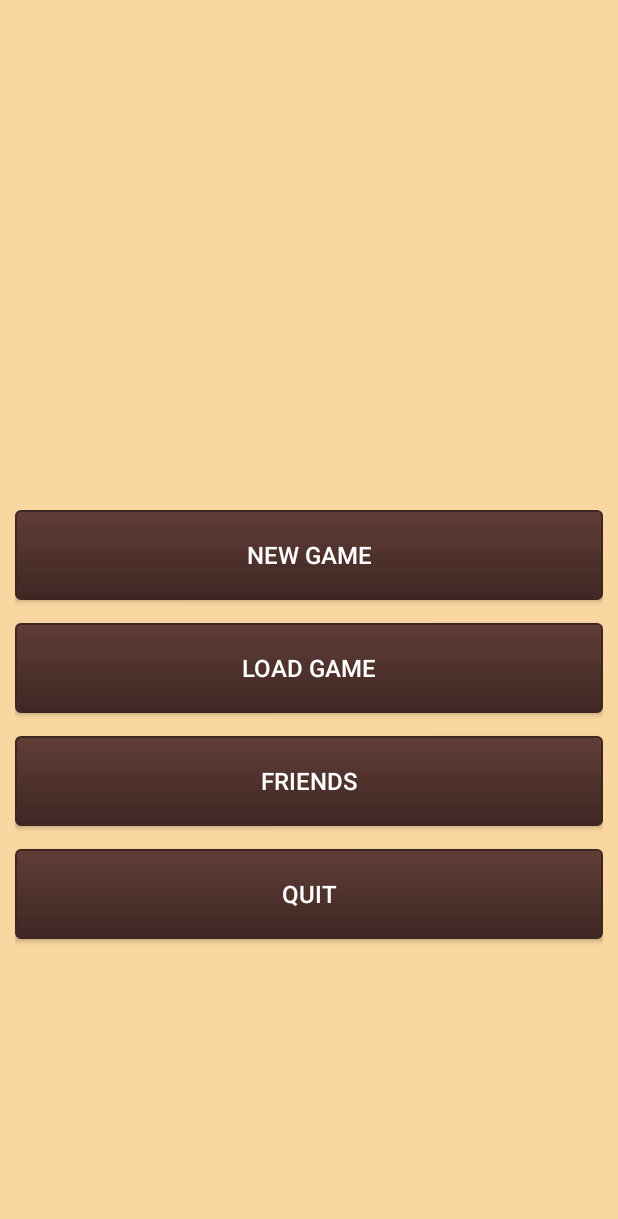
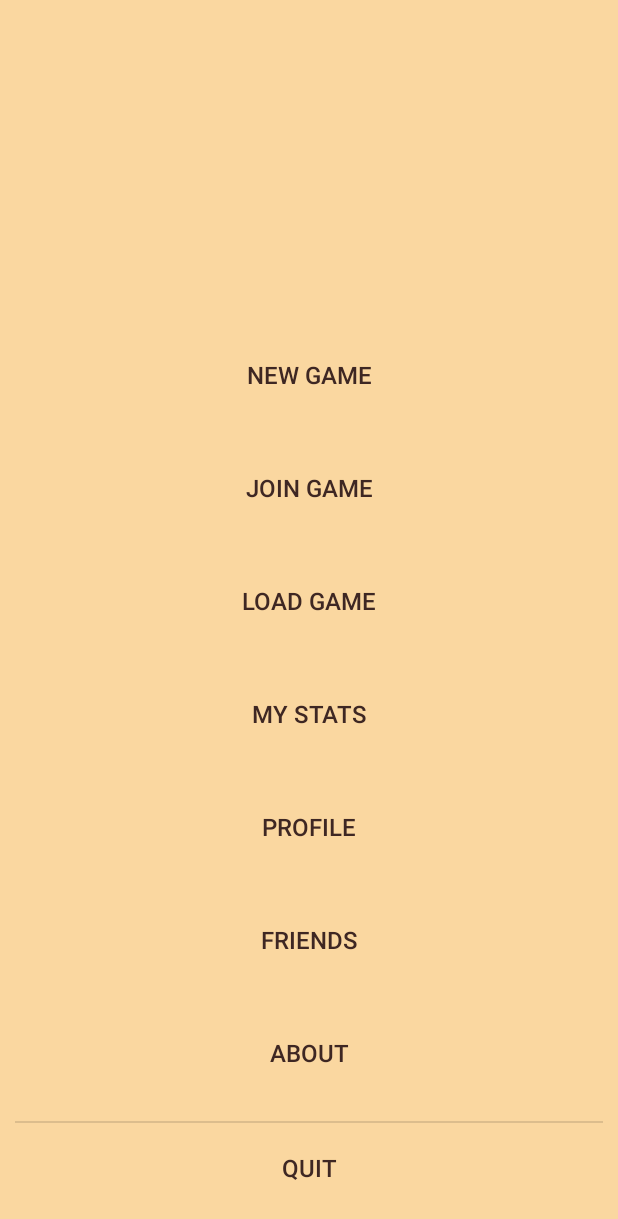
Before and after one commit to koger23/LevelCounterApp, an Android app: the MainMenuActivity screen opened directly, with no data from a screen before it, on a phone screen of 412 x 824 dp. Shown: the top 1219 px of the screen. Run offline under Robolectric (Android 15) with nearby library versions, the phone set to English and light mode, and no system bars; network calls fail.

Commit message:
feat(*): add personal stats

```diff
--- a/app/src/main/AndroidManifest.xml
+++ b/app/src/main/AndroidManifest.xml
@@ -26,6 +26,7 @@
         <activity android:name=".StatisticsActivity" />
         <activity android:name=".UsersActivity" />
         <activity android:name=".PendingRequestActivity" />
+        <activity android:name=".PersonalStatisticsActivity" />
     </application>
 
 </manifest>
--- a/app/src/main/java/com/kogero/levelcounter/FriendsActivity.kt
+++ b/app/src/main/java/com/kogero/levelcounter/FriendsActivity.kt
@@ -48,8 +48,6 @@ class FriendsActivity : AppCompatActivity(), AdapterView.OnItemClickListener {
 
     override fun onCreate(savedInstanceState: Bundle?) {
         super.onCreate(savedInstanceState)
-        window.decorView.systemUiVisibility = View.SYSTEM_UI_FLAG_FULLSCREEN
-        actionBar?.hide()
         setContentView(R.layout.activity_friends)
 
         val btnSearch = findViewById<ImageButton>(R.id.btnSearch)
--- a/app/src/main/java/com/kogero/levelcounter/MainMenuActivity.kt
+++ b/app/src/main/java/com/kogero/levelcounter/MainMenuActivity.kt
@@ -11,9 +11,12 @@ import kotlin.system.exitProcess
 class MainMenuActivity : AppCompatActivity() {
     override fun onCreate(savedInstanceState: Bundle?) {
         super.onCreate(savedInstanceState)
-        window.decorView.systemUiVisibility = View.SYSTEM_UI_FLAG_FULLSCREEN
-        actionBar?.hide()
         setContentView(R.layout.activity_mainmenu)
+
+        val btnStat = findViewById<Button>(R.id.btnMyStats)
+        btnStat.setOnClickListener {
+            val intent = Intent(this, PersonalStatisticsActivity::class.java)
+            startActivity(intent)}
 
         val btnFriends = findViewById<Button>(R.id.btnFriends)
         btnFriends.setOnClickListener {
@@ -23,19 +26,11 @@ class MainMenuActivity : AppCompatActivity() {
         btnQuit.setOnClickListener {quitMsg()}
     }
 
-    override fun onResume() {
-        super.onResume()
-        window.decorView.systemUiVisibility = View.SYSTEM_UI_FLAG_FULLSCREEN
-        actionBar?.hide()
-    }
-
     override fun onBackPressed() {
         quitMsg()
     }
 
     private fun quitMsg() {
-        window.decorView.systemUiVisibility = View.SYSTEM_UI_FLAG_FULLSCREEN
-        actionBar?.hide()
         AlertDialog.Builder(this)
             .setIcon(android.R.drawable.ic_dialog_alert)
             .setTitle("Quit")
--- a/app/src/main/java/com/kogero/levelcounter/PendingRequestActivity.kt
+++ b/app/src/main/java/com/kogero/levelcounter/PendingRequestActivity.kt
@@ -27,8 +27,6 @@ class PendingRequestActivity : AppCompatActivity(), AdapterView.OnItemClickListe
 
     override fun onCreate(savedInstanceState: Bundle?) {
         super.onCreate(savedInstanceState)
-        window.decorView.systemUiVisibility = View.SYSTEM_UI_FLAG_FULLSCREEN
-        actionBar?.hide()
         setContentView(R.layout.activity_pending_requests)
 
         val recyclerView = findViewById<RecyclerView>(R.id.rv_user_list)
--- a/app/src/main/java/com/kogero/levelcounter/StatisticsActivity.kt
+++ b/app/src/main/java/com/kogero/levelcounter/StatisticsActivity.kt
@@ -18,8 +18,6 @@ class StatisticsActivity : AppCompatActivity() {
 
     override fun onCreate(savedInstanceState: Bundle?) {
         super.onCreate(savedInstanceState)
-        window.decorView.systemUiVisibility = View.SYSTEM_UI_FLAG_FULLSCREEN
-        actionBar?.hide()
         setContentView(R.layout.actitvity_playerstat)
 
         val userName = intent.extras.getString("USERNAME")
--- a/app/src/main/java/com/kogero/levelcounter/UsersActivity.kt
+++ b/app/src/main/java/com/kogero/levelcounter/UsersActivity.kt
@@ -42,8 +42,6 @@ open class UsersActivity : AppCompatActivity(), AdapterView.OnItemClickListener
 
     override fun onCreate(savedInstanceState: Bundle?) {
         super.onCreate(savedInstanceState)
-        window.decorView.systemUiVisibility = View.SYSTEM_UI_FLAG_FULLSCREEN
-        actionBar?.hide()
         setContentView(R.layout.acitvity_users)
 
         val recyclerView = findViewById<RecyclerView>(R.id.rv_user_list)
--- a/app/src/main/java/com/kogero/levelcounter/service/ApiInterface.kt
+++ b/app/src/main/java/com/kogero/levelcounter/service/ApiInterface.kt
@@ -43,4 +43,7 @@ interface ApiInterface {
 
     @PUT("user/requests/{relationshipId}/dismiss")
     fun dismissRequest(@Path("relationshipId") relationshipId: Int): Call<ResponseBody>
+
+    @GET("statistics/userstats")
+    fun getPersonalStats(): Call<Statistics>
 }
--- a/app/src/main/res/layout/activity_mainmenu.xml
+++ b/app/src/main/res/layout/activity_mainmenu.xml
@@ -10,50 +10,94 @@
     <LinearLayout
         android:layout_width="match_parent"
         android:layout_height="wrap_content"
-        android:layout_alignParentTop="true"
         android:layout_alignParentBottom="true"
-        android:layout_marginTop="330dp"
-        android:layout_marginBottom="9dp"
+        android:layout_marginBottom="0dp"
         android:orientation="vertical">
 
         <Button
             android:id="@+id/btnNewGame"
+            style="@style/Widget.AppCompat.Button.Borderless"
             android:layout_width="match_parent"
             android:layout_height="60dp"
             android:layout_marginBottom="15dp"
-            android:background="@drawable/button_profile"
             android:text="New Game"
-            android:textColor="@color/white"
+            android:textColor="@color/munchkinBrown"
+            android:textSize="16sp" />
+
+        <Button
+            android:id="@+id/btnJoinGame"
+            style="@style/Widget.AppCompat.Button.Borderless"
+            android:layout_width="match_parent"
+            android:layout_height="60dp"
+            android:layout_marginBottom="15dp"
+            android:text="Join Game"
+            android:textColor="@color/munchkinBrown"
             android:textSize="16sp" />
 
         <Button
             android:id="@+id/btnLoadGame"
+            style="@style/Widget.AppCompat.Button.Borderless"
             android:layout_width="match_parent"
             android:layout_height="60dp"
             android:layout_marginBottom="15dp"
-            android:background="@drawable/button_profile"
             android:text="Load Game"
-            android:textColor="@color/white"
+            android:textColor="@color/munchkinBrown"
+            android:textSize="16sp" />
+
+        <Button
+            android:id="@+id/btnMyStats"
+            style="@style/Widget.AppCompat.Button.Borderless"
+            android:layout_width="match_parent"
+            android:layout_height="60dp"
+            android:layout_marginBottom="15dp"
+            android:text="My Stats"
+            android:textColor="@color/munchkinBrown"
+            android:textSize="16sp" />
+
+        <Button
+            android:id="@+id/btnProfile"
+            style="@style/Widget.AppCompat.Button.Borderless"
+            android:layout_width="match_parent"
+            android:layout_height="60dp"
+            android:layout_marginBottom="15dp"
+            android:text="Profile"
+            android:textColor="@color/munchkinBrown"
             android:textSize="16sp" />
 
         <Button
             android:id="@+id/btnFriends"
+            style="@style/Widget.AppCompat.Button.Borderless"
             android:layout_width="match_parent"
             android:layout_height="60dp"
             android:layout_marginBottom="15dp"
-            android:background="@drawable/button_profile"
             android:text="Friends"
-            android:textColor="@color/white"
+            android:textColor="@color/munchkinBrown"
             android:textSize="16sp" />
 
         <Button
-            android:id="@+id/btnQuit"
+            android:id="@+id/btnAbout"
+            style="@style/Widget.AppCompat.Button.Borderless"
             android:layout_width="match_parent"
             android:layout_height="60dp"
             android:layout_marginBottom="15dp"
-            android:background="@drawable/button_profile"
+            android:text="About"
+            android:textColor="@color/munchkinBrown"
+            android:textSize="16sp" />
+
+        <View
+            android:id="@+id/divider2"
+            android:layout_width="match_parent"
+            android:layout_height="1dp"
+            android:background="?android:attr/listDivider" />
+
+        <Button
+            android:id="@+id/btnQuit"
+            style="@style/Widget.AppCompat.Button.Borderless"
+            android:layout_width="match_parent"
+            android:layout_height="60dp"
+            android:layout_marginBottom="5dp"
             android:text="Quit"
-            android:textColor="@color/white"
+            android:textColor="@color/munchkinBrown"
             android:textSize="16sp" />
 
     </LinearLayout>
```
Also changed, not shown: app/src/main/java/com/kogero/levelcounter/MainActivity.kt (+1 -10 lines), app/src/main/java/com/kogero/levelcounter/PersonalStatisticsActivity.kt (added, +78 -0 lines).
